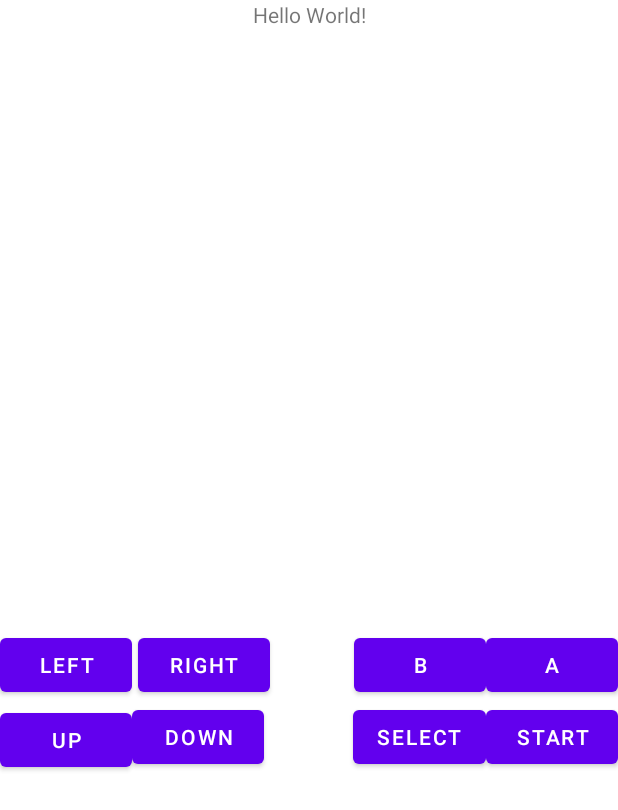
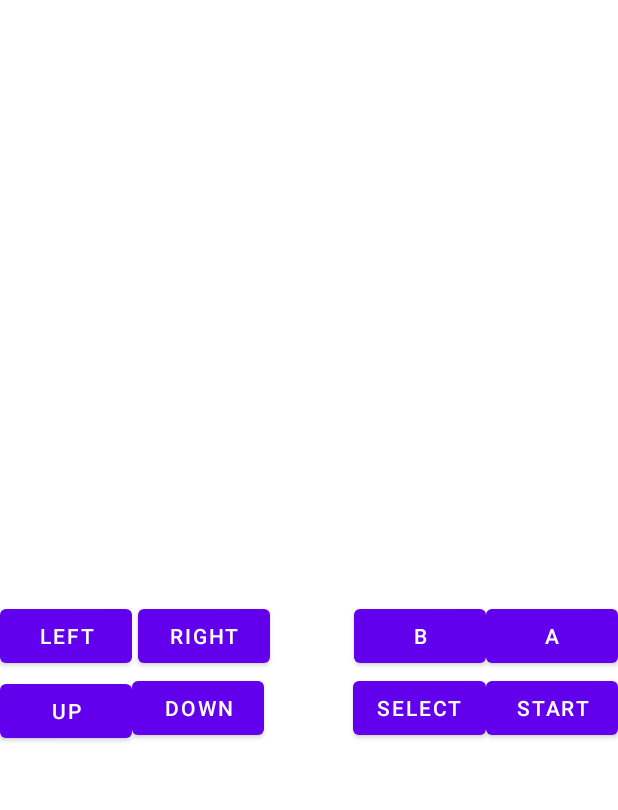
Before and after one commit to Callum5042/RetroGBm, an Android app: the layout activity_main.xml on its own in the app's theme, with its tools: preview values and no code run, on a phone screen of 412 x 824 dp. Shown: the top 810 px of the screen. Run offline under Robolectric (Android 15) with nearby library versions, the phone set to English and light mode, and no system bars.

Commit message:
Removed text at top

```diff
--- a/Android/app/src/main/java/com/retrogbm/MainActivity.kt
+++ b/Android/app/src/main/java/com/retrogbm/MainActivity.kt
@@ -156,10 +156,6 @@ class MainActivity : AppCompatActivity() {
                 }
             }
         }
-
-        // Show cartridge details
-        val title = emulator.getCartridgeTitle()
-        binding.sampleText.text = title
     }
 
     private fun registerButtons() {
--- a/Android/app/src/main/res/layout/activity_main.xml
+++ b/Android/app/src/main/res/layout/activity_main.xml
@@ -6,23 +6,14 @@
     android:layout_height="match_parent"
     tools:context=".MainActivity">
 
-    <TextView
-        android:id="@+id/sample_text"
-        android:layout_width="wrap_content"
-        android:layout_height="wrap_content"
-        android:text="Hello World!"
-        app:layout_constraintEnd_toEndOf="parent"
-        app:layout_constraintStart_toStartOf="parent"
-        app:layout_constraintTop_toTopOf="parent" />
-
     <ImageView
         android:id="@+id/ivEmulator"
         android:layout_width="match_parent"
         android:layout_height="400dp"
+        android:scaleType="fitStart"
         app:layout_constraintEnd_toEndOf="parent"
-        app:layout_constraintHorizontal_bias="0.0"
         app:layout_constraintStart_toStartOf="parent"
-        app:layout_constraintTop_toBottomOf="@+id/sample_text" />
+        app:layout_constraintTop_toTopOf="parent" />
 
     <Button
         android:id="@+id/btnLeft"
```
